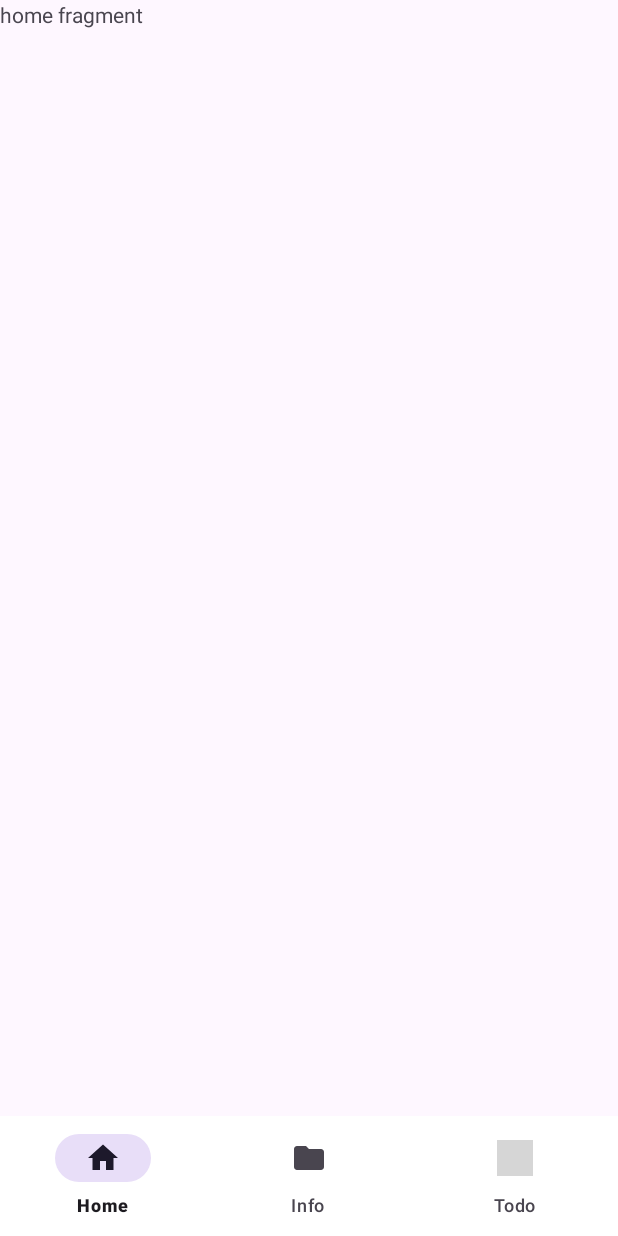
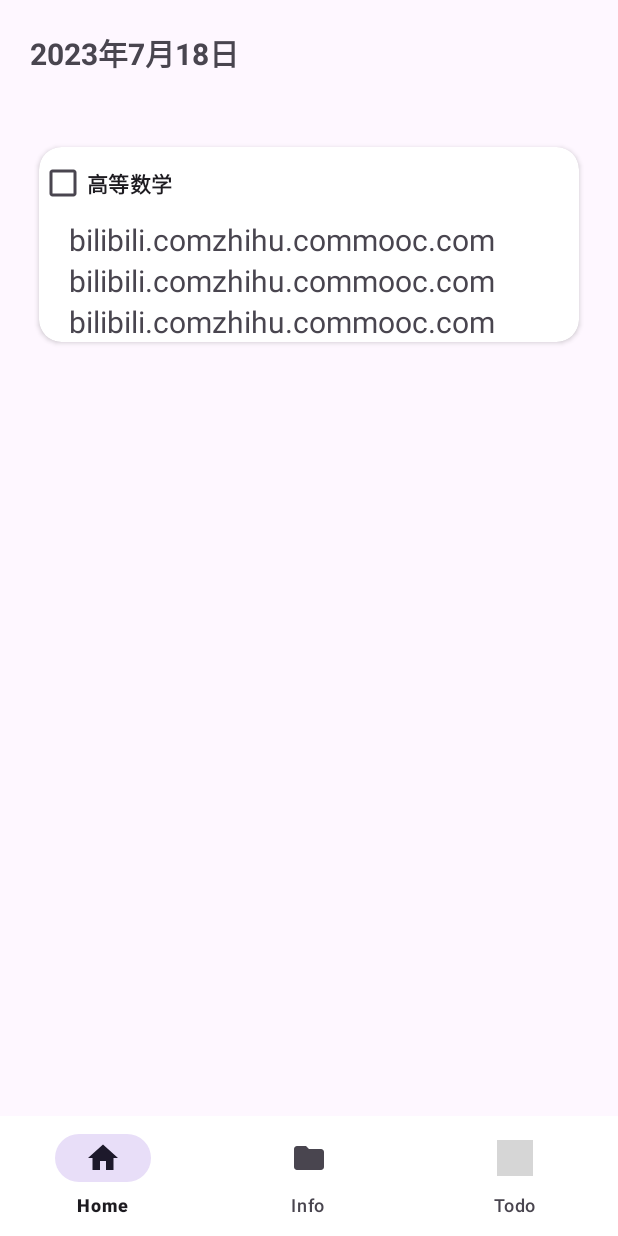
Before and after one commit to vegepuppy/Garnet, an Android app: the screen it shows after launch (MainActivity), on a phone screen of 412 x 824 dp. Run offline under Robolectric (Android 15) with nearby library versions, the light colour scheme and no system bars; grey boxes are pictures that could not be loaded.

Commit message:
已经可以出现文本，但还是存在问题

```diff
--- a/app/src/main/java/com/example/garnet/HomeFragment.java
+++ b/app/src/main/java/com/example/garnet/HomeFragment.java
@@ -1,19 +1,132 @@
 package com.example.garnet;
 
+import static java.util.Collections.sort;
+
+import android.app.Activity;
 import android.os.Bundle;
 
+import androidx.annotation.NonNull;
 import androidx.fragment.app.Fragment;
+import androidx.recyclerview.widget.LinearLayoutManager;
+import androidx.recyclerview.widget.RecyclerView;
 
 import android.view.LayoutInflater;
 import android.view.View;
 import android.view.ViewGroup;
+import android.widget.CheckBox;
+import android.widget.CompoundButton;
+import android.widget.TextView;
+import android.widget.Toast;
+
+import java.util.ArrayList;
+import java.util.List;
 
 public class HomeFragment extends Fragment {
+    public List<String> infoItemList = new ArrayList<>();
+    private final MyAdapter adapter = new MyAdapter();
+    private TextView tv;
+    private final innerAdapter inneradapter = new innerAdapter();
+    public List<String> getTasklist(int position) {
+        return infoItemList;
+    }
     @Override
     public View onCreateView(LayoutInflater inflater, ViewGroup container,
                              Bundle savedInstanceState) {
-        // Inflate the layout for this fragment
-        return inflater.inflate(R.layout.fragment_home, container, false);
+        View view = inflater.inflate(R.layout.fragment_home,container,false);
+        //Textview的初始化
+        tv = view.findViewById(R.id.home_top_tv);
+        tv.setText("2023年7月18日");
+        //home_rv的初始化
+        RecyclerView rv = view.findViewById(R.id.home_rv);
+        rv.setAdapter(adapter);
+        rv.setLayoutManager(new LinearLayoutManager(getActivity()));
+        infoItemList.add("bilibili.com");
+        infoItemList.add("zhihu.com");
+        infoItemList.add("mooc.com");
+        return view;
     }
-    // TODO: 2024-05-06 新建了一个空白fragment，以后要在这里写home页面
+
+    //第一层RecyclerView的Adapter
+    private class MyAdapter extends RecyclerView.Adapter<MyViewHolder>{
+
+        @NonNull
+        @Override
+        public MyViewHolder onCreateViewHolder(@NonNull ViewGroup parent, int viewType) {
+            View view = LayoutInflater.from(parent.getContext()).inflate(R.layout.home_card,parent,false);
+            return new MyViewHolder(view);
+        }
+
+        @Override
+        public void onBindViewHolder(@NonNull MyViewHolder holder, int position) {
+            holder.initItem();
+        }
+
+        @Override
+        public int getItemCount() {
+            return 1;
+        }
+    }
+    //第二层RecyclerView的Adapter
+    private class innerAdapter extends RecyclerView.Adapter<innerViewHolder>{
+
+        @NonNull
+        @Override
+        public innerViewHolder onCreateViewHolder(@NonNull ViewGroup parent, int viewType) {
+            View innerview = LayoutInflater.from(parent.getContext()).inflate(R.layout.home_link,parent,false);
+            return new innerViewHolder(innerview);
+        }
+
+        @Override
+        public void onBindViewHolder(@NonNull innerViewHolder holder, int inner_position) {
+            holder.inner_initItem(inner_position);
+        }
+
+        @Override
+        public int getItemCount() {
+            return infoItemList.size();
+        }
+    }
+    //第一层RecyclerView的ViewHolder
+    private class MyViewHolder extends RecyclerView.ViewHolder{
+        private final CheckBox cb;
+        private final RecyclerView rv;
+        public MyViewHolder(@NonNull View itemView) {
+            super(itemView);
+            cb = itemView.findViewById(R.id.home_cb);
+            rv = itemView.findViewById(R.id.home_task_rv);
+        }
+
+
+        public void initItem(){
+            cb.setText("高等数学");
+            cb.setOnCheckedChangeListener(new CompoundButton.OnCheckedChangeListener() {
+                @Override
+                public void onCheckedChanged(CompoundButton compoundButton, boolean isChecked) {
+                    if (isChecked) {
+                        // CheckBox 被选中
+                        Toast.makeText(getActivity(), "Task is finished", Toast.LENGTH_SHORT).show();
+                    } else {
+                        // CheckBox 被取消选中
+                        Toast.makeText(getActivity(), "Task is undone", Toast.LENGTH_SHORT).show();
+                    }
+                }
+            });
+            rv.setAdapter(inneradapter);
+            rv.setLayoutManager(new LinearLayoutManager(getActivity()));
+        }
+    }
+    //第二层RecyclerView的ViewHolder
+    private class innerViewHolder extends RecyclerView.ViewHolder{
+        private final TextView task_view;
+        public innerViewHolder(@NonNull View itemView) {
+            super(itemView);
+            task_view = itemView.findViewById(R.id.home_lk);
+        }
+        public void inner_initItem(int position){
+            for(int i=0; i<getTasklist(position).size(); i++){
+                String item = getTasklist(position).get(i).toString();
+                task_view.append(item);
+            }
+        }
+    }
 }
--- a/app/src/main/res/layout/fragment_home.xml
+++ b/app/src/main/res/layout/fragment_home.xml
@@ -1,14 +1,29 @@
 <?xml version="1.0" encoding="utf-8"?>
-<FrameLayout xmlns:android="http://schemas.android.com/apk/res/android"
+<RelativeLayout xmlns:android="http://schemas.android.com/apk/res/android"
     xmlns:tools="http://schemas.android.com/tools"
     android:layout_width="match_parent"
     android:layout_height="match_parent"
+    xmlns:app="http://schemas.android.com/apk/res-auto"
     tools:context=".HomeFragment">
 
     <!-- TODO: Update blank fragment layout -->
     <TextView
+        android:layout_margin="20dp"
+        android:textSize="20sp"
+        android:textStyle="bold"
+        android:text=""
+        android:layout_width="wrap_content"
+        android:layout_height="wrap_content"
+        android:id="@+id/home_top_tv"/>
+
+    <androidx.recyclerview.widget.RecyclerView
+        android:layout_below="@+id/home_top_tv"
+        android:layout_height="wrap_content"
         android:layout_width="match_parent"
-        android:layout_height="match_parent"
-        android:text="home fragment" />
+        android:id="@+id/home_rv"
+        android:paddingLeft="10dp"
+        android:paddingTop="20dp"
+        android:paddingRight="10dp"
+        app:layoutManager="androidx.recyclerview.widget.LinearLayoutManager" />
 
-</FrameLayout>
+</RelativeLayout>
--- /dev/null
+++ b/app/src/main/res/layout/home_card.xml
@@ -0,0 +1,34 @@
+<?xml version="1.0" encoding="utf-8"?>
+<androidx.cardview.widget.CardView xmlns:android="http://schemas.android.com/apk/res/android"
+    android:layout_width="match_parent"
+    android:layout_height="wrap_content"
+    xmlns:app="http://schemas.android.com/apk/res-auto"
+    android:layout_marginHorizontal="16dp"
+    app:cardCornerRadius="15dp"
+    android:layout_marginVertical="8dp">
+
+    <RelativeLayout
+        android:layout_width="match_parent"
+        android:layout_height="wrap_content">
+
+        <CheckBox
+            android:layout_width="wrap_content"
+            android:layout_height="wrap_content"
+            android:textStyle="bold"
+            android:text=""
+            android:id="@+id/home_cb">
+        </CheckBox>
+
+        <androidx.recyclerview.widget.RecyclerView
+            android:layout_below="@+id/home_cb"
+            android:layout_width="match_parent"
+            android:layout_height="wrap_content"
+            android:layout_marginLeft="20dp"
+            android:layout_marginRight="20dp"
+            android:id="@+id/home_task_rv">
+
+        </androidx.recyclerview.widget.RecyclerView>
+
+    </RelativeLayout>
+
+</androidx.cardview.widget.CardView>
--- /dev/null
+++ b/app/src/main/res/layout/home_link.xml
@@ -0,0 +1,10 @@
+<?xml version="1.0" encoding="utf-8"?>
+<TextView
+    xmlns:android="http://schemas.android.com/apk/res/android"
+    android:layout_width="wrap_content"
+    android:layout_height="wrap_content"
+    android:textSize="20sp"
+    android:text=""
+    android:id="@+id/home_lk">
+
+</TextView>
```
